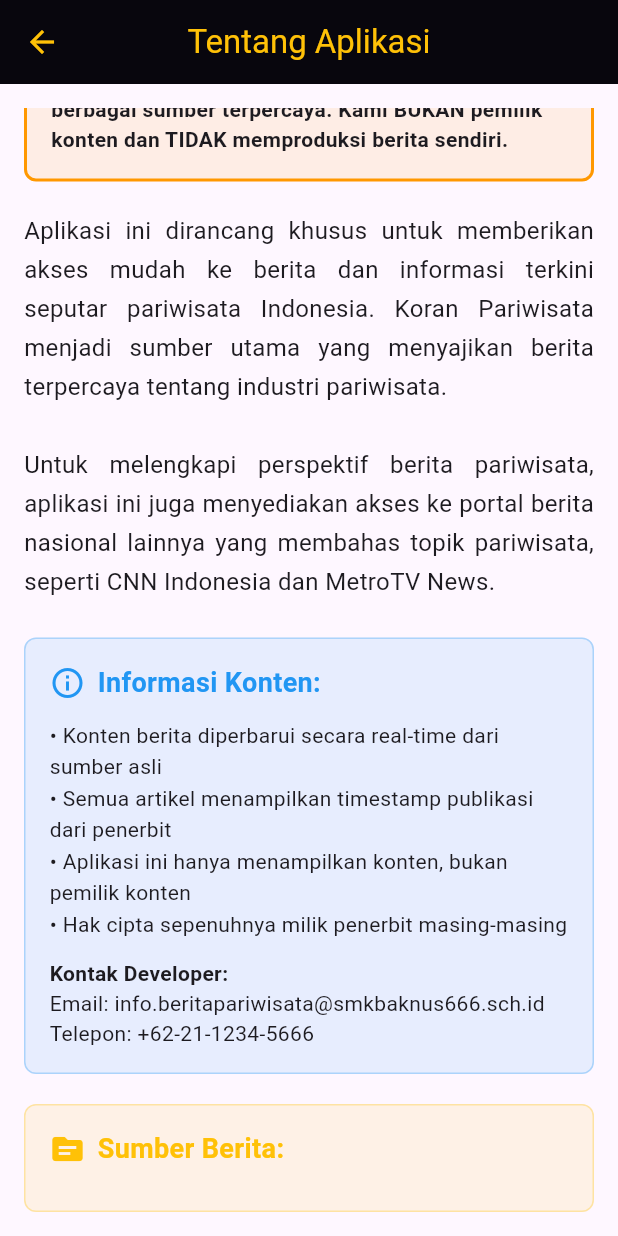
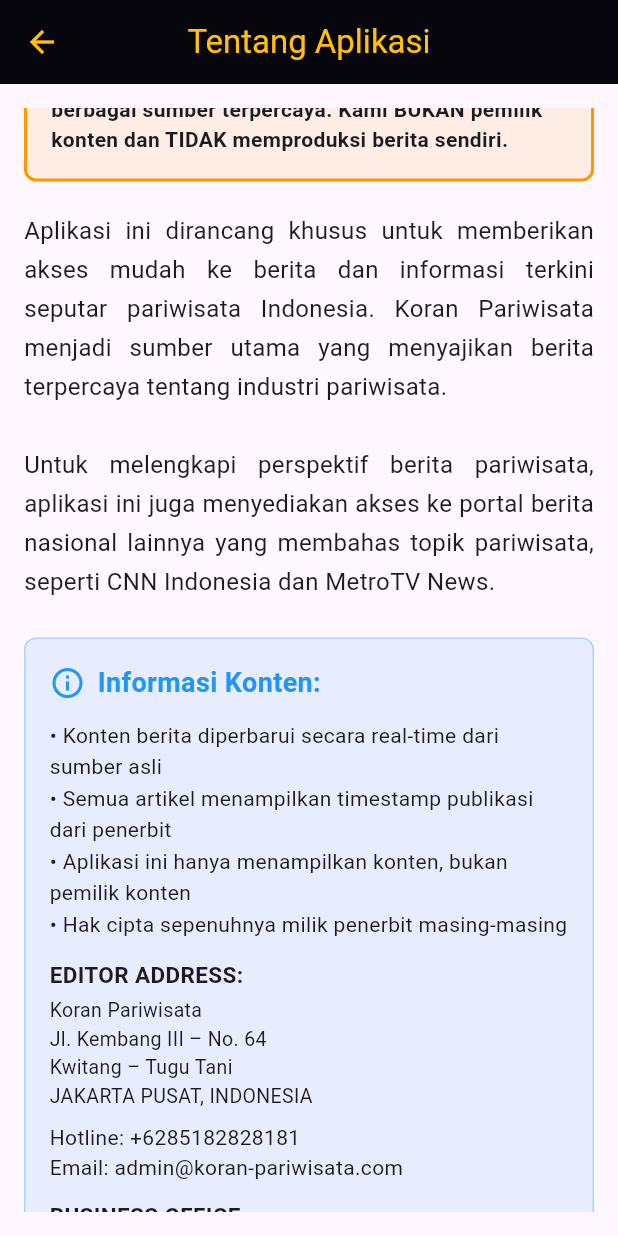
Before and after one commit to frianprianas/berita-pariwisata-contact, a Flutter app: the AboutPage screen opened directly with empty values, scrolled down 549 dp, on a phone screen of 412 x 824 dp. Run offline on Flutter 3.47's test engine with Material 3 defaults, Android fonts, the phone set to English and light mode, and no system bars; our stand-ins replace webview_flutter.

Commit message:
Update contact information to new addresses
- Changed from SMK Baknus 666 contact to dual structure
- Added Editor Address: Koran Pariwisata, Jakarta (Jl. Kembang III No. 64)
- Added Business Office: PT. EKA WIRA INDONESIA, Bandung (Jl. Asia Afrika Braga)
- Updated email to @koran-pariwisata.com domain
- Updated hotline to +6285182828181
- Updated both floating contact button and About page

```diff
--- a/lib/main.dart
+++ b/lib/main.dart
@@ -52,13 +52,9 @@ class _SplashScreenState extends State<SplashScreen>
       duration: const Duration(milliseconds: 1500),
       vsync: this,
     );
-    _fadeAnimation = Tween<double>(
-      begin: 0.0,
-      end: 1.0,
-    ).animate(CurvedAnimation(
-      parent: _animationController,
-      curve: Curves.easeInOut,
-    ));
+    _fadeAnimation = Tween<double>(begin: 0.0, end: 1.0).animate(
+      CurvedAnimation(parent: _animationController, curve: Curves.easeInOut),
+    );
 
     _animationController.forward();
 
@@ -68,8 +64,10 @@ class _SplashScreenState extends State<SplashScreen>
         Navigator.pushReplacement(
           context,
           PageRouteBuilder(
-            pageBuilder: (context, animation, secondaryAnimation) => const WebViewHome(),
-            transitionsBuilder: (context, animation, secondaryAnimation, child) {
+            pageBuilder: (context, animation, secondaryAnimation) =>
+                const WebViewHome(),
+            transitionsBuilder:
+                (context, animation, secondaryAnimation, child) {
                   return FadeTransition(opacity: animation, child: child);
                 },
             transitionDuration: const Duration(milliseconds: 500),
@@ -130,7 +128,10 @@ class _SplashScreenState extends State<SplashScreen>
               ),
               const SizedBox(height: 32),
               Container(
-                padding: const EdgeInsets.symmetric(horizontal: 16, vertical: 8),
+                padding: const EdgeInsets.symmetric(
+                  horizontal: 16,
+                  vertical: 8,
+                ),
                 decoration: BoxDecoration(
                   color: Colors.blue.withOpacity(0.1),
                   borderRadius: BorderRadius.circular(8),
@@ -221,7 +222,8 @@ class _WebViewHomeState extends State<WebViewHome> {
           onHttpError: (HttpResponseError error) {
             if (mounted) {
               setState(() {
-                _errorMessage = 'Error loading page: ${error.response?.statusCode}';
+                _errorMessage =
+                    'Error loading page: ${error.response?.statusCode}';
                 _isLoading = false;
               });
             }
@@ -323,7 +325,11 @@ class _WebViewHomeState extends State<WebViewHome> {
                   const SizedBox(width: 8),
                   Expanded(
                     child: Text(
-                      'NEWS AGGREGATOR • Content dari ${_selectedIndex == 0 ? "Koran Pariwisata" : _selectedIndex == 1 ? "CNN Indonesia" : "MetroTV News"} • Live Updated',
+                      'NEWS AGGREGATOR • Content dari ${_selectedIndex == 0
+                          ? "Koran Pariwisata"
+                          : _selectedIndex == 1
+                          ? "CNN Indonesia"
+                          : "MetroTV News"} • Live Updated',
                       style: const TextStyle(
                         color: Colors.white,
                         fontSize: 12,
@@ -333,10 +339,7 @@ class _WebViewHomeState extends State<WebViewHome> {
                   ),
                   Text(
                     _getCurrentTime(),
-                    style: const TextStyle(
-                      color: Colors.white70,
-                      fontSize: 10,
-                    ),
+                    style: const TextStyle(color: Colors.white70, fontSize: 10),
                   ),
                 ],
               ),
@@ -393,10 +396,7 @@ class _WebViewHomeState extends State<WebViewHome> {
                     SizedBox(height: 8),
                     Text(
                       'Tap navigasi untuk mulai membaca berita',
-                      style: TextStyle(
-                        fontSize: 16,
-                        color: Colors.grey,
-                      ),
+                      style: TextStyle(fontSize: 16, color: Colors.grey),
                     ),
                   ],
                 ),
@@ -444,47 +444,77 @@ class _WebViewHomeState extends State<WebViewHome> {
                     Text('HUBUNGI KAMI'),
                   ],
                 ),
-                content: const Column(
+                content: const SingleChildScrollView(
+                  child: Column(
                     mainAxisSize: MainAxisSize.min,
                     crossAxisAlignment: CrossAxisAlignment.start,
                     children: [
+                      Text(
+                        'EDITOR ADDRESS:',
+                        style: TextStyle(
+                          fontWeight: FontWeight.bold,
+                          fontSize: 15,
+                          color: Colors.green,
+                        ),
+                      ),
+                      SizedBox(height: 8),
+                      Text(
+                        'Koran Pariwisata\nJl. Kembang III – No. 64\nKwitang – Tugu Tani\nJAKARTA PUSAT\nINDONESIA',
+                        style: TextStyle(fontSize: 13),
+                      ),
+                      SizedBox(height: 12),
                       Row(
                         children: [
-                        Icon(Icons.email, color: Colors.green, size: 20),
+                          Icon(Icons.phone, color: Colors.green, size: 18),
+                          SizedBox(width: 8),
+                          SelectableText(
+                            '+6285182828181',
+                            style: TextStyle(fontSize: 13),
+                          ),
+                        ],
+                      ),
+                      SizedBox(height: 8),
+                      Row(
+                        children: [
+                          Icon(Icons.email, color: Colors.green, size: 18),
                           SizedBox(width: 8),
                           Expanded(
                             child: SelectableText(
-                            'info.beritapariwisata@smkbaknus666.sch.id',
-                            style: TextStyle(fontSize: 14),
+                              'admin@koran-pariwisata.com',
+                              style: TextStyle(fontSize: 13),
                             ),
                           ),
                         ],
                       ),
-                    SizedBox(height: 12),
+                      SizedBox(height: 16),
+                      Text(
+                        'BUSINESS OFFICE:',
+                        style: TextStyle(
+                          fontWeight: FontWeight.bold,
+                          fontSize: 15,
+                          color: Colors.green,
+                        ),
+                      ),
+                      SizedBox(height: 8),
+                      Text(
+                        'PT. EKA WIRA INDONESIA\nJl. Asia Afrika, Braga, Sumur Bandung 004/006\nBANDUNG – WEST JAVA\nINDONESIA',
+                        style: TextStyle(fontSize: 13),
+                      ),
+                      SizedBox(height: 8),
                       Row(
                         children: [
-                        Icon(Icons.phone, color: Colors.green, size: 20),
-                        SizedBox(width: 8),
-                        SelectableText(
-                          '+62-21-1234-5666',
-                          style: TextStyle(fontSize: 14),
-                        ),
-                      ],
-                    ),
-                    SizedBox(height: 12),
-                    Row(
-                      children: [
-                        Icon(Icons.school, color: Colors.green, size: 20),
+                          Icon(Icons.email, color: Colors.green, size: 18),
                           SizedBox(width: 8),
                           Expanded(
-                          child: Text(
-                            'SMK Baknus 666, Jakarta',
-                            style: TextStyle(fontSize: 14),
+                            child: SelectableText(
+                              'ceo@koran-pariwisata.com',
+                              style: TextStyle(fontSize: 13),
                             ),
                           ),
                         ],
                       ),
                     ],
+                  ),
                 ),
                 actions: [
                   TextButton(
@@ -498,7 +528,10 @@ class _WebViewHomeState extends State<WebViewHome> {
         },
         backgroundColor: Colors.green,
         icon: const Icon(Icons.contact_phone, color: Colors.white),
-        label: const Text('CONTACT', style: TextStyle(color: Colors.white, fontWeight: FontWeight.bold)),
+        label: const Text(
+          'CONTACT',
+          style: TextStyle(color: Colors.white, fontWeight: FontWeight.bold),
+        ),
       ),
     );
   }
@@ -519,10 +552,7 @@ class AboutPage extends StatelessWidget {
   @override
   Widget build(BuildContext context) {
     return Scaffold(
-      appBar: AppBar(
-        title: const Text('Tentang Aplikasi'),
-        centerTitle: true,
-      ),
+      appBar: AppBar(title: const Text('Tentang Aplikasi'), centerTitle: true),
       body: Padding(
         padding: const EdgeInsets.all(16.0),
         child: SingleChildScrollView(
@@ -570,7 +600,11 @@ class AboutPage extends StatelessWidget {
                     const Row(
                       mainAxisAlignment: MainAxisAlignment.center,
                       children: [
-                        Icon(Icons.contact_phone, color: Colors.green, size: 28),
+                        Icon(
+                          Icons.contact_phone,
+                          color: Colors.green,
+                          size: 28,
+                        ),
                         SizedBox(width: 12),
                         Text(
                           'HUBUNGI KAMI',
@@ -588,7 +622,9 @@ class AboutPage extends StatelessWidget {
                       decoration: BoxDecoration(
                         color: Colors.white,
                         borderRadius: BorderRadius.circular(8),
-                        border: Border.all(color: Colors.green.withOpacity(0.3)),
+                        border: Border.all(
+                          color: Colors.green.withOpacity(0.3),
+                        ),
                       ),
                       child: Column(
                         children: [
@@ -660,7 +696,11 @@ class AboutPage extends StatelessWidget {
                   children: [
                     Row(
                       children: [
-                        Icon(Icons.warning_amber, color: Colors.orange, size: 24),
+                        Icon(
+                          Icons.warning_amber,
+                          color: Colors.orange,
+                          size: 24,
+                        ),
                         SizedBox(width: 8),
                         Expanded(
                           child: Text(
@@ -734,11 +774,40 @@ class AboutPage extends StatelessWidget {
                     ),
                     const SizedBox(height: 12),
                     const Text(
-                      'Kontak Developer:',
-                      style: TextStyle(fontWeight: FontWeight.bold),
+                      'EDITOR ADDRESS:',
+                      style: TextStyle(
+                        fontWeight: FontWeight.bold,
+                        fontSize: 15,
                       ),
-                    const Text('Email: info.beritapariwisata@smkbaknus666.sch.id'),
-                    const Text('Telepon: +62-21-1234-5666'),
+                    ),
+                    const SizedBox(height: 4),
+                    const Text(
+                      'Koran Pariwisata\n'
+                      'Jl. Kembang III – No. 64\n'
+                      'Kwitang – Tugu Tani\n'
+                      'JAKARTA PUSAT, INDONESIA',
+                      style: TextStyle(fontSize: 13),
+                    ),
+                    const SizedBox(height: 8),
+                    const Text('Hotline: +6285182828181'),
+                    const Text('Email: admin@koran-pariwisata.com'),
+                    const SizedBox(height: 12),
+                    const Text(
+                      'BUSINESS OFFICE:',
+                      style: TextStyle(
+                        fontWeight: FontWeight.bold,
+                        fontSize: 15,
+                      ),
+                    ),
+                    const SizedBox(height: 4),
+                    const Text(
+                      'PT. EKA WIRA INDONESIA\n'
+                      'Jl. Asia Afrika, Braga, Sumur Bandung 004/006\n'
+                      'BANDUNG – WEST JAVA, INDONESIA',
+                      style: TextStyle(fontSize: 13),
+                    ),
+                    const SizedBox(height: 8),
+                    const Text('Email: ceo@koran-pariwisata.com'),
                   ],
                 ),
               ),
@@ -779,7 +848,9 @@ class AboutPage extends StatelessWidget {
                           title: Text(
                             urls[i],
                             style: TextStyle(
-                              fontWeight: i == 0 ? FontWeight.bold : FontWeight.normal,
+                              fontWeight: i == 0
+                                  ? FontWeight.bold
+                                  : FontWeight.normal,
                               color: i == 0 ? Colors.amber : Colors.black87,
                             ),
                           ),
```
Also changed, not shown: kontak_update_summary.txt (added, +67 -0 lines). Lines whose indentation alone changed are shown as unchanged.
